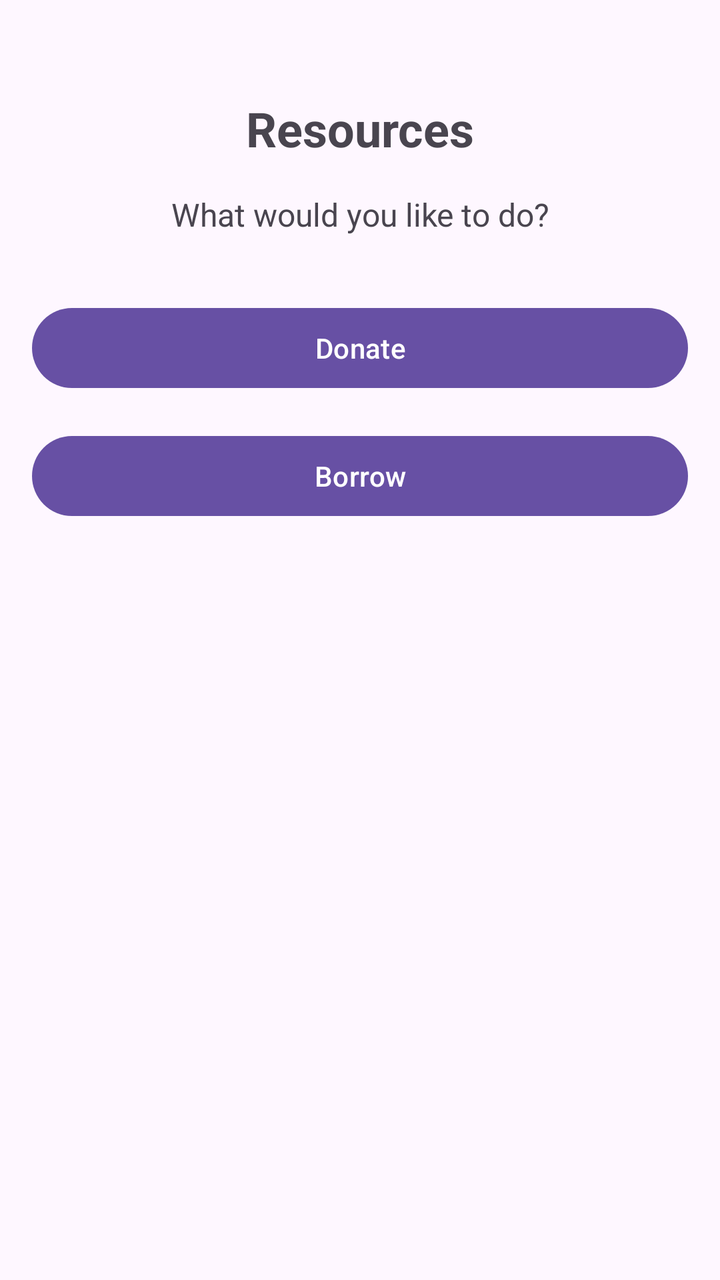
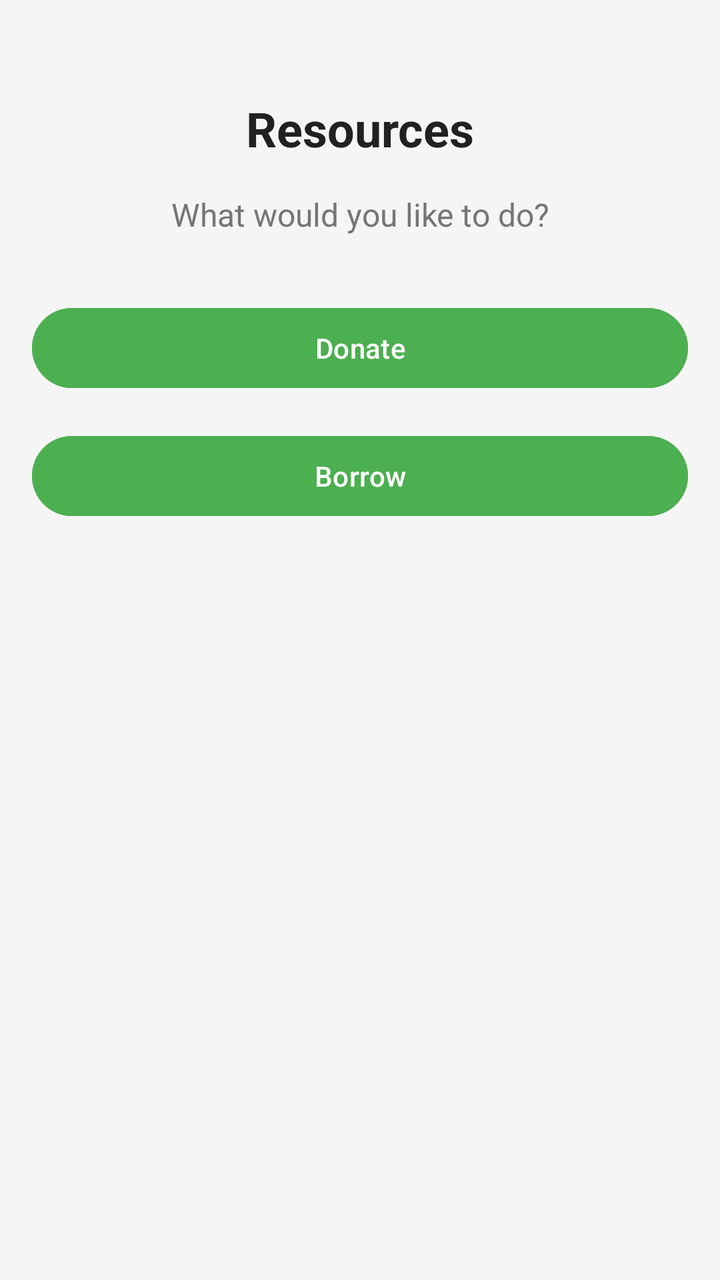

Screens rendered from an Android XML layout before and after an edit, with the pre-edit source and the edit as a unified diff.
<!-- AndroidManifest.xml: application theme Theme.MyApplication -->
<!-- res/layout/activity_resources_selection.xml -->
<?xml version="1.0" encoding="utf-8"?>
<androidx.constraintlayout.widget.ConstraintLayout
    xmlns:android="http://schemas.android.com/apk/res/android"
    xmlns:app="http://schemas.android.com/apk/res-auto"
    android:layout_width="match_parent"
    android:layout_height="match_parent"
    android:padding="16dp">

    <TextView
        android:id="@+id/titleTextView"
        android:layout_width="wrap_content"
        android:layout_height="wrap_content"
        android:text="Resources"
        android:textSize="24sp"
        android:textStyle="bold"
        app:layout_constraintTop_toTopOf="parent"
        app:layout_constraintStart_toStartOf="parent"
        app:layout_constraintEnd_toEndOf="parent"
        android:layout_marginTop="32dp"/>

    <TextView
        android:id="@+id/subtitleTextView"
        android:layout_width="wrap_content"
        android:layout_height="wrap_content"
        android:text="What would you like to do?"
        android:textSize="16sp"
        app:layout_constraintTop_toBottomOf="@id/titleTextView"
        app:layout_constraintStart_toStartOf="parent"
        app:layout_constraintEnd_toEndOf="parent"
        android:layout_marginTop="16dp"/>

    <com.google.android.material.button.MaterialButton
        android:id="@+id/donateButton"
        android:layout_width="0dp"
        android:layout_height="wrap_content"
        android:text="Donate"
        app:layout_constraintTop_toBottomOf="@id/subtitleTextView"
        app:layout_constraintStart_toStartOf="parent"
        app:layout_constraintEnd_toEndOf="parent"
        android:layout_marginTop="32dp"/>

    <com.google.android.material.button.MaterialButton
        android:id="@+id/borrowButton"
        android:layout_width="0dp"
        android:layout_height="wrap_content"
        android:text="Borrow"
        app:layout_constraintTop_toBottomOf="@id/donateButton"
        app:layout_constraintStart_toStartOf="parent"
        app:layout_constraintEnd_toEndOf="parent"
        android:layout_marginTop="16dp"/>

</androidx.constraintlayout.widget.ConstraintLayout>
<!-- resources referenced by this layout -->
<resources>
  <style name="Theme.MyApplication" parent="Base.Theme.MyApplication" />
  <style name="Base.Theme.MyApplication" parent="Theme.Material3.DayNight.NoActionBar">
          
          
      </style>
</resources>

<!-- the commit's change to res/layout/activity_resources_selection.xml (unified diff, before → after) -->
@@ -4,7 +4,8 @@
     xmlns:app="http://schemas.android.com/apk/res-auto"
     android:layout_width="match_parent"
     android:layout_height="match_parent"
-    android:padding="16dp">
+    android:padding="16dp"
+    android:background="@color/light_background_color">
 
     <TextView
         android:id="@+id/titleTextView"
@@ -13,6 +14,7 @@
         android:text="Resources"
         android:textSize="24sp"
         android:textStyle="bold"
+        android:textColor="@color/text_primary"
         app:layout_constraintTop_toTopOf="parent"
         app:layout_constraintStart_toStartOf="parent"
         app:layout_constraintEnd_toEndOf="parent"
@@ -24,6 +26,7 @@
         android:layout_height="wrap_content"
         android:text="What would you like to do?"
         android:textSize="16sp"
+        android:textColor="@color/text_secondary"
         app:layout_constraintTop_toBottomOf="@id/titleTextView"
         app:layout_constraintStart_toStartOf="parent"
         app:layout_constraintEnd_toEndOf="parent"
@@ -34,6 +37,8 @@
         android:layout_width="0dp"
         android:layout_height="wrap_content"
         android:text="Donate"
+        android:backgroundTint="@color/primary_green"
+        android:textColor="@color/white"
         app:layout_constraintTop_toBottomOf="@id/subtitleTextView"
         app:layout_constraintStart_toStartOf="parent"
         app:layout_constraintEnd_toEndOf="parent"
@@ -44,9 +49,10 @@
         android:layout_width="0dp"
         android:layout_height="wrap_content"
         android:text="Borrow"
+        android:backgroundTint="@color/primary_green"
+        android:textColor="@color/white"
         app:layout_constraintTop_toBottomOf="@id/donateButton"
         app:layout_constraintStart_toStartOf="parent"
         app:layout_constraintEnd_toEndOf="parent"
         android:layout_marginTop="16dp"/>
-
 </androidx.constraintlayout.widget.ConstraintLayout>
<!-- resource entries referenced after the edit -->
@@ -1,5 +1,10 @@
 <!-- resources referenced by this layout -->
 <resources>
+  <color name="light_background_color">#F5F5F5</color>
+  <color name="primary_green">#4CAF50</color>
+  <color name="text_primary">#212121</color>
+  <color name="text_secondary">#757575</color>
+  <color name="white">#FFFFFF</color>
   <style name="Theme.MyApplication" parent="Base.Theme.MyApplication" />
   <style name="Base.Theme.MyApplication" parent="Theme.Material3.DayNight.NoActionBar">
           
